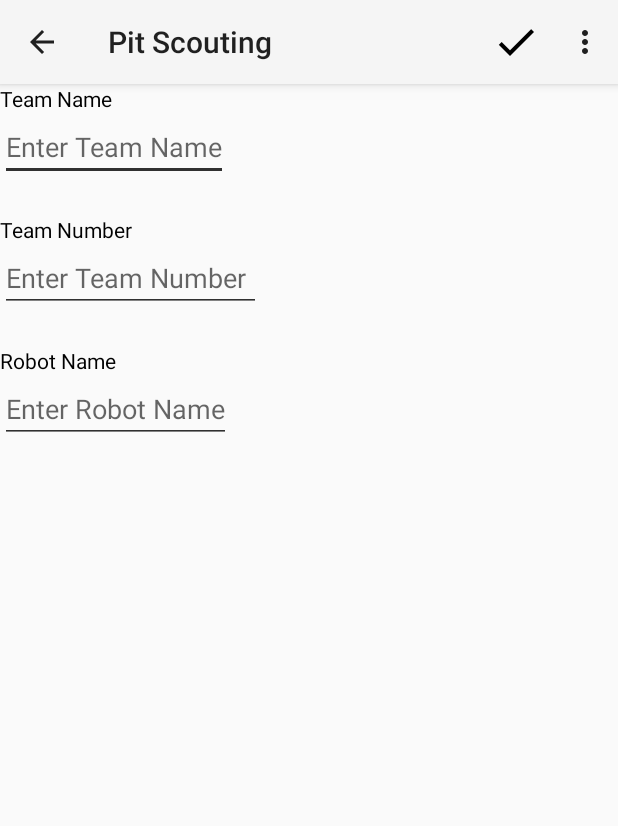
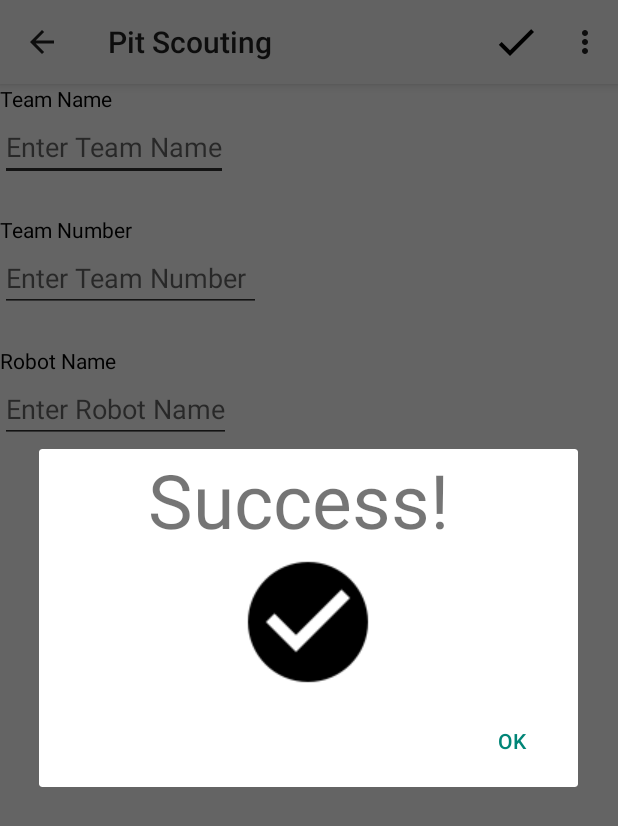
Before and after one commit to 2635Lakemonsters/ScoutNetClient, an Android app: the PitInfoActivity screen opened directly, with no data from a screen before it, after a tap on "Save Data", on a phone screen of 412 x 824 dp. Shown: the top 826 px of the screen. Run offline under Robolectric (Android 15) with nearby library versions, the phone set to English and light mode, and no system bars.

Commit message:
Added and implemented Upload Prompt and Success dialogs. Fixed pretty big issue that would clear ALL of the user's stored preferences. Whoops. Also modified action bar to remove ability to access Settings from within Settings. Inception averted.

```diff
--- a/app/src/main/java/org/team2635/scoutnetclient/PitInfoActivity.java
+++ b/app/src/main/java/org/team2635/scoutnetclient/PitInfoActivity.java
@@ -15,6 +15,7 @@ import android.widget.EditText;
 
 import com.makemyandroidapp.googleformuploader.GoogleFormUploader;
 
+import org.team2635.scoutnetclient.dialogs.SuccessDialog;
 import org.team2635.scoutnetclient.dialogs.UploadPromptDialog;
 import org.team2635.scoutnetclient.utilities.DataManager;
 import org.team2635.scoutnetclient.utilities.PagerAdapter;
@@ -63,8 +64,8 @@ public class PitInfoActivity extends AppCompatActivity  implements UploadPromptD
                 return true;
 
             case R.id.action_submit:
-                //showUploadPromptDialog();
-                submitData();
+                showUploadPromptDialog();
+                //submitData();
                 return true;
 
             default:
@@ -119,6 +120,7 @@ public class PitInfoActivity extends AppCompatActivity  implements UploadPromptD
         uploader.addEntry("1855924759", robotName);
         //uploader.upload();
         manager.write(uploader.getUrlData());
+        showSuccessDialog();
     }
     public void submitData()
     {
@@ -132,10 +134,19 @@ public class PitInfoActivity extends AppCompatActivity  implements UploadPromptD
         for(String s : urls)
         {
             System.out.println("Extracted and ran a URL! Data: " + s);
+            //TODO: Web server submission connectivity
             //uploader.runURL("10.26.35.17", s);
         }
 
         //Clears saved data sets from memory. Prevents duplicate uploads.
         manager.clearData();
+        showSuccessDialog();
+    }
+
+    public void showSuccessDialog()
+    {
+        // Create an instance of the dialog fragment and show it
+        DialogFragment successDialog = new SuccessDialog();
+        successDialog.show(getSupportFragmentManager(), "NoticeDialogFragment");
     }
 }
--- a/app/src/main/java/org/team2635/scoutnetclient/SettingsActivity.java
+++ b/app/src/main/java/org/team2635/scoutnetclient/SettingsActivity.java
@@ -31,8 +31,8 @@ public class SettingsActivity extends AppCompatActivity {
 
     @Override
     public boolean onCreateOptionsMenu(Menu menu) {
-        MenuInflater inflater = getMenuInflater();
-        inflater.inflate(R.menu.actionmenu, menu);
+       // MenuInflater inflater = getMenuInflater();
+       // inflater.inflate(R.menu.actionmenu, menu);
         return true;
     }
 }
--- /dev/null
+++ b/app/src/main/java/org/team2635/scoutnetclient/dialogs/SuccessDialog.java
@@ -0,0 +1,35 @@
+package org.team2635.scoutnetclient.dialogs;
+
+
+
+import android.app.Dialog;
+import android.content.DialogInterface;
+import android.os.Bundle;
+import android.support.v4.app.DialogFragment;
+import android.support.v7.app.AlertDialog;
+import android.view.LayoutInflater;
+
+import org.team2635.scoutnetclient.R;
+
+public class SuccessDialog extends DialogFragment
+{
+
+    @Override
+    public Dialog onCreateDialog(Bundle savedInstanceState) {
+        AlertDialog.Builder builder = new AlertDialog.Builder(getActivity());
+        // Get the layout inflater
+        LayoutInflater inflater = getActivity().getLayoutInflater();
+
+        // Inflate and set the layout for the dialog
+        // Pass null as the parent view because its going in the dialog layout
+        builder.setView(inflater.inflate(R.layout.dialog_success, null))
+                // Add action buttons
+                .setPositiveButton(R.string.confirm, new DialogInterface.OnClickListener() {
+                    @Override
+                    public void onClick(DialogInterface dialog, int id) {
+                        // Dialog dismissal
+                    }
+                });
+        return builder.create();
+    }
+}
--- a/app/src/main/java/org/team2635/scoutnetclient/fragments/AssignmentsFragment.java
+++ b/app/src/main/java/org/team2635/scoutnetclient/fragments/AssignmentsFragment.java
@@ -26,6 +26,10 @@ import java.util.ArrayList;
 
 public class AssignmentsFragment extends ListFragment
 {
+    //TODO: Implement saving assignment array
+    //TODO: Implement clickable functionality for list elements
+    //TODO: Implement click functionality linking to data submission page
+    //TODO: Autofill team number in submission page based on list element
     /** Called when the activity is first created. */
     @SuppressWarnings("unchecked")
     @Override
--- /dev/null
+++ b/app/src/main/res/layout/dialog_success.xml
@@ -0,0 +1,22 @@
+<?xml version="1.0" encoding="utf-8"?>
+<LinearLayout xmlns:android="http://schemas.android.com/apk/res/android"
+    android:orientation="vertical" android:layout_width="match_parent"
+    android:layout_height="match_parent"
+    android:weightSum="1">
+
+    <TextView
+        android:layout_width="214dp"
+        android:layout_height="wrap_content"
+        android:text="@string/dialog_success"
+
+        android:layout_gravity="center_horizontal"
+        android:textSize="50dp" />
+
+    <ImageView
+        android:layout_width="wrap_content"
+        android:layout_height="wrap_content"
+        android:id="@+id/imageView"
+        android:layout_gravity="center_horizontal"
+        android:src="@drawable/ic_check_circle_xxxhdpi" />
+
+</LinearLayout>
--- a/app/src/main/res/values/strings.xml
+++ b/app/src/main/res/values/strings.xml
@@ -15,10 +15,12 @@
 
 <!-- Dialog Titles -->
     <string name="dialog_upload_prompt">Upload Data?</string>
+    <string name="dialog_success">Success!</string>
 
 <!--Dialog Buttons -->
     <string name ="upload">Upload</string>
     <string name ="cancel">Cancel</string>
+    <string name="confirm">Ok</string>
 
 <!--Activity Titles-->
     <string name="basicInfoPageTitle">Basic info</string>
```
Also changed, not shown: app/src/main/java/org/team2635/scoutnetclient/FieldInfoActivity.java (+100 -1 lines), app/src/main/java/org/team2635/scoutnetclient/MainActivity.java (+34 -4 lines), app/src/main/java/org/team2635/scoutnetclient/dialogs/UploadPromptDialog.java (+7 -5 lines), app/src/main/java/org/team2635/scoutnetclient/utilities/DataManager.java (+7 -4 lines), app/src/main/res/drawable/ic_assignment_turned_in_24dp.png (added), app/src/main/res/drawable/ic_check_circle.png (added), app/src/main/res/drawable/ic_check_circle_xxxhdpi.png (added), app/src/main/res/drawable/ic_save.png (added).
